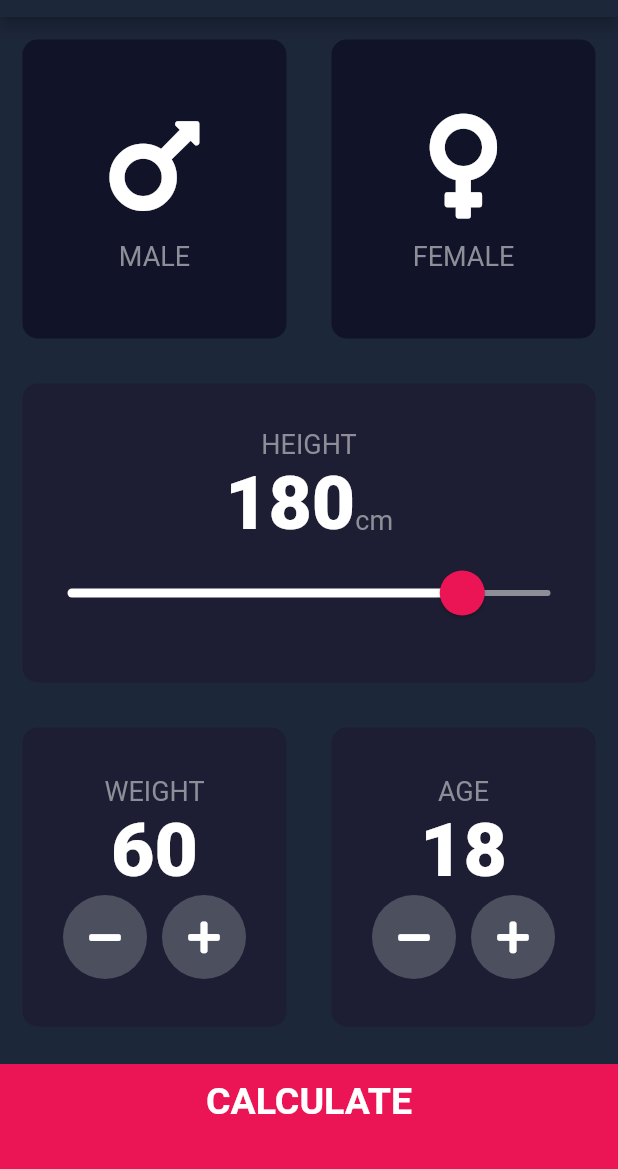
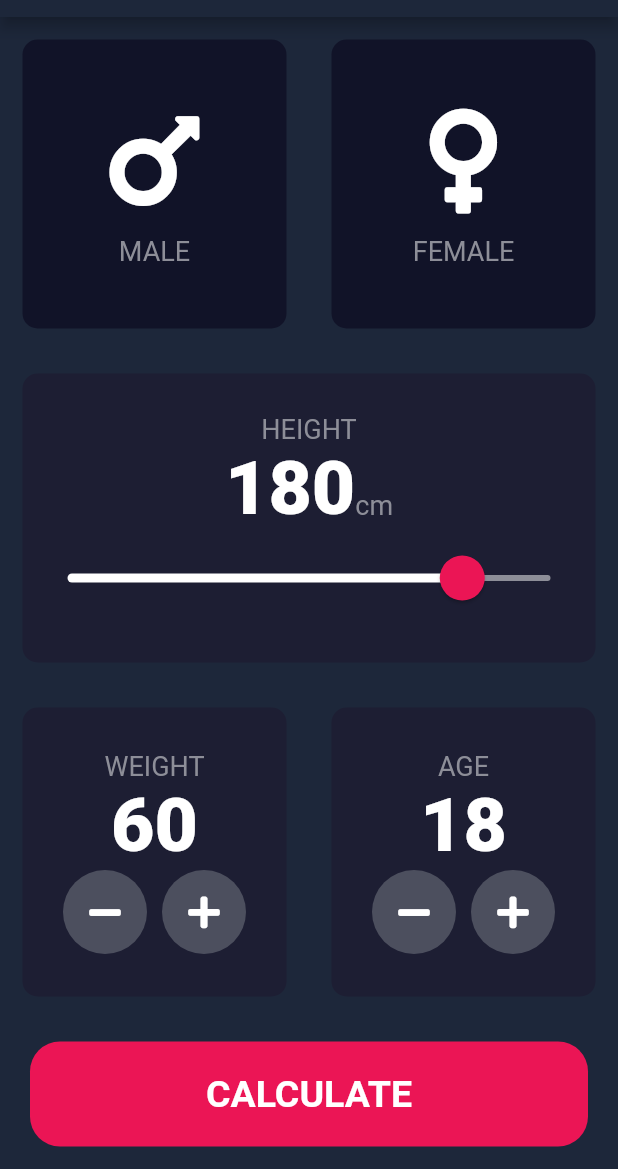
Before and after one commit to RahuII/bmi_c, a Flutter app: the screen it shows after launch, on a phone screen of 412 x 824 dp, the part 67-1236 px from its top. Run offline on Flutter 3.47's test engine with Material 2 defaults, Android fonts, the phone set to English and light mode, and no system bars; our stand-ins replace font_awesome_flutter.

Commit message:
makeFloating bottom button

```diff
--- a/lib/components/bottom_button.dart
+++ b/lib/components/bottom_button.dart
@@ -12,15 +12,19 @@ class BottomButton extends StatelessWidget {
     return GestureDetector(
       onTap: onTap,
       child: Container(
+        decoration: BoxDecoration(
+          color: kbottomCardColour,
+          borderRadius: BorderRadius.circular(20),
+        ),
         child: Center(
           child: Text(
             buttonTitle,
             style: kLargeButtonTextStyle,
           ),
         ),
-        color: kbottomCardColour,
-        margin: EdgeInsets.only(top: 10.0),
-        padding: EdgeInsets.only(bottom: 20.0),
+
+        margin: EdgeInsets.only(left: 20, right: 20, top: 15, bottom: 15),
+        // padding: EdgeInsets.only(bottom: 20.0),
         width: double.infinity,
         height: kbottomContainerHeight,
       ),
```
